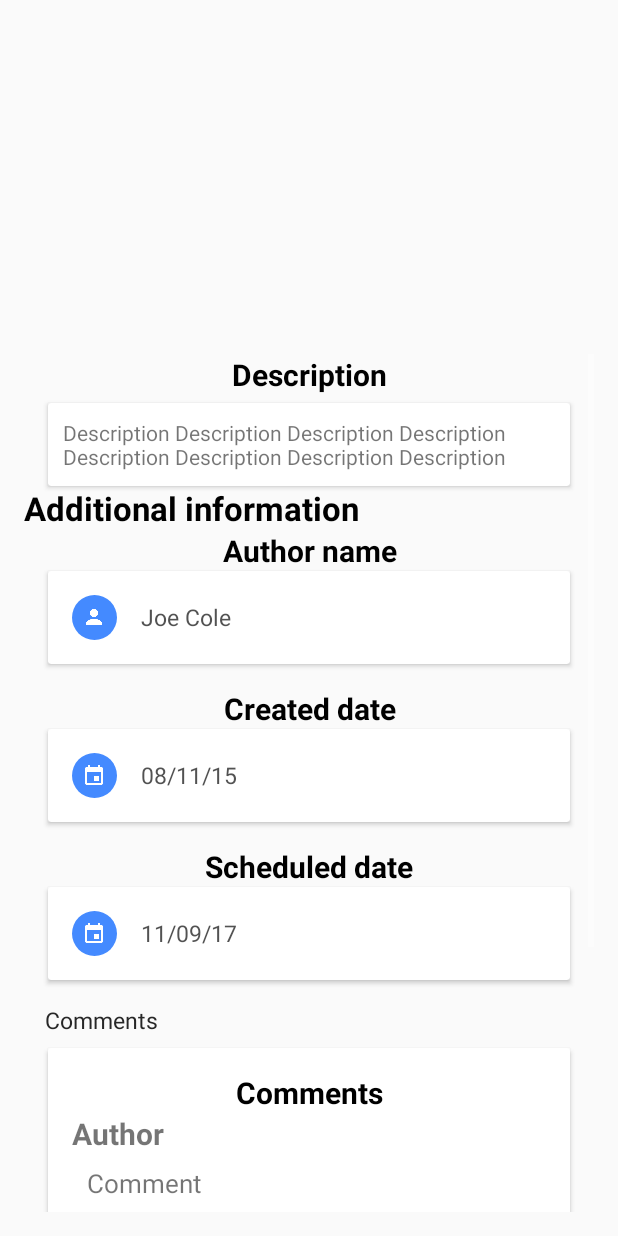
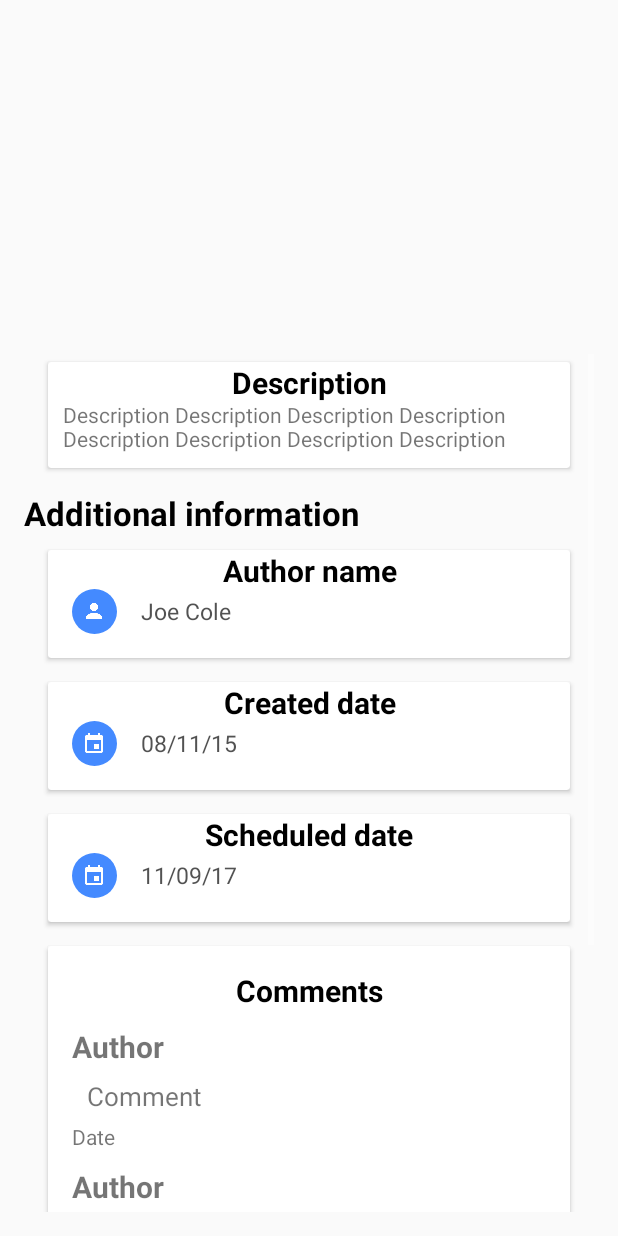
Before and after one commit to syniuhin/EventKicker-Android, an Android app: the layout content_event_page.xml on its own in the app's theme, with its tools: preview values and no code run, on a phone screen of 412 x 824 dp. Run offline under Robolectric (Android 15) with nearby library versions, the phone set to English and light mode, and no system bars.

Commit message:
Likes added + layout fixes.

```diff
--- a/app/src/main/java/com/example/limethecoder/eventkicker/MainActivity.java
+++ b/app/src/main/java/com/example/limethecoder/eventkicker/MainActivity.java
@@ -46,7 +46,7 @@ public class MainActivity extends AppCompatActivity implements View.OnClickListe
 
         super.onCreate(savedInstanceState);
 
-        startActivity(new Intent(this, EventList.class));
+        //startActivity(new Intent(this, EventList.class));
 
       // startActivity(new Intent(this, UserPage.class).putExtra("id", 9));
 
--- a/app/src/main/res/layout/content_event_page.xml
+++ b/app/src/main/res/layout/content_event_page.xml
@@ -22,12 +22,6 @@
                       android:layout_height="wrap_content"
                       android:orientation="vertical">
 
-            <TextView
-                    android:layout_width="match_parent"
-                    android:layout_height="wrap_content"
-                    android:text="Description"
-                    style="@style/CardViewHeader"/>
-
             <android.support.v7.widget.CardView
                     android:layout_width="match_parent"
                     android:layout_height="wrap_content"
@@ -38,7 +32,14 @@
                 <TextView
                         android:layout_width="match_parent"
                         android:layout_height="wrap_content"
+                        android:text="Description"
+                        style="@style/CardViewHeader"/>
+
+                <TextView
+                        android:layout_width="match_parent"
+                        android:layout_height="wrap_content"
                         android:id="@+id/event_descr"
+                        android:layout_marginTop="15dp"
                         android:text="Description Description Description Description Description Description Description Description"
                         android:padding="10dp"/>
 
@@ -49,8 +50,17 @@
                     android:layout_height="wrap_content"
                     android:text="Additional information"
                     style="@style/CardViewHeader"
+                    android:layout_marginTop="15dp"
                     android:textSize="22sp"
                     android:gravity="left"/>
+
+            <android.support.v7.widget.CardView
+                    android:layout_width="match_parent"
+                    android:layout_height="wrap_content"
+                    android:layout_marginTop="10dp"
+                    android:layout_marginBottom="16dp"
+                    android:layout_marginLeft="16dp"
+                    android:layout_marginRight="16dp">
 
                 <TextView
                         android:layout_width="match_parent"
@@ -59,16 +69,10 @@
                         android:id="@+id/author_name"
                         style="@style/CardViewHeader"/>
 
-            <android.support.v7.widget.CardView
-                    android:layout_width="match_parent"
-                    android:layout_height="wrap_content"
-                    android:layout_marginBottom="16dp"
-                    android:layout_marginLeft="16dp"
-                    android:layout_marginRight="16dp">
-
                 <LinearLayout
                         android:layout_width="match_parent"
                         android:layout_height="wrap_content"
+                        android:layout_marginTop="10dp"
                         android:padding="16dp">
 
                     <FrameLayout
@@ -100,12 +104,6 @@
 
             </android.support.v7.widget.CardView>
 
-            <TextView
-                    android:layout_width="match_parent"
-                    android:layout_height="wrap_content"
-                    android:text="Created date"
-                    style="@style/CardViewHeader"/>
-
             <android.support.v7.widget.CardView
                     android:layout_width="match_parent"
                     android:layout_height="wrap_content"
@@ -113,9 +111,16 @@
                     android:layout_marginLeft="16dp"
                     android:layout_marginRight="16dp">
 
+                <TextView
+                        android:layout_width="match_parent"
+                        android:layout_height="wrap_content"
+                        android:text="Created date"
+                        style="@style/CardViewHeader"/>
+
                 <LinearLayout
                         android:layout_width="match_parent"
                         android:layout_height="wrap_content"
+                        android:layout_marginTop="10dp"
                         android:padding="16dp">
 
                     <FrameLayout
@@ -147,12 +152,6 @@
 
             </android.support.v7.widget.CardView>
 
-            <TextView
-                    android:layout_width="match_parent"
-                    android:layout_height="wrap_content"
-                    android:text="Scheduled date"
-                    style="@style/CardViewHeader"/>
-
             <android.support.v7.widget.CardView
                     android:layout_width="match_parent"
                     android:layout_height="wrap_content"
@@ -160,9 +159,16 @@
                     android:layout_marginLeft="16dp"
                     android:layout_marginRight="16dp">
 
+                <TextView
+                        android:layout_width="match_parent"
+                        android:layout_height="wrap_content"
+                        android:text="Scheduled date"
+                        style="@style/CardViewHeader"/>
+
                 <LinearLayout
                         android:layout_width="match_parent"
                         android:layout_height="wrap_content"
+                        android:layout_marginTop="10dp"
                         android:padding="16dp">
 
                     <FrameLayout
@@ -194,17 +200,6 @@
 
             </android.support.v7.widget.CardView>
 
-            <TextView
-                    android:layout_width="match_parent"
-                    android:layout_height="wrap_content"
-                    android:text="Comments"
-                    android:textSize="15sp"
-                    android:layout_gravity="center"
-                    android:layout_marginBottom="8dp"
-                    android:layout_marginLeft="14dp"
-                    android:layout_marginRight="14dp"
-                    android:textColor="#ff272727"/>
-
             <android.support.v7.widget.CardView
                     android:layout_width="match_parent"
                     android:layout_height="wrap_content"
@@ -223,9 +218,11 @@
                               android:text="Comments"
                               style="@style/CardViewHeader"/>
 
-                    <LinearLayout xmlns:android="http://schemas.android.com/apk/res/android"
+                    <LinearLayout
+                            xmlns:android="http://schemas.android.com/apk/res/android"
                             android:layout_width="match_parent"
                             android:layout_height="wrap_content"
+                            android:layout_marginTop="10dp"
                             android:orientation="vertical">
 
 
@@ -237,7 +234,7 @@
                                   android:textSize="20sp"
                                   android:gravity="center_vertical"
                                   android:textStyle="bold"
-                                  android:text = "Author">
+                                  android:text="Author">
                         </TextView>
 
                         <TextView android:layout_width="wrap_content"
@@ -247,7 +244,7 @@
                                   android:layout_marginTop="7dp"
                                   android:layout_marginLeft="10dp"
                                   android:textSize="17sp"
-                                  android:text = "Comment">
+                                  android:text="Comment">
                         </TextView>
 
 
@@ -255,12 +252,13 @@
                                   android:layout_height="wrap_content"
                                   android:id="@+id/comment_date"
                                   android:layout_marginTop="5dp"
-                                  android:text = "Date">
+                                  android:text="Date">
                         </TextView>
 
                     </LinearLayout>
 
-                    <LinearLayout xmlns:android="http://schemas.android.com/apk/res/android"
+                    <LinearLayout
+                            xmlns:android="http://schemas.android.com/apk/res/android"
                             android:layout_width="match_parent"
                             android:layout_height="wrap_content"
                             android:orientation="vertical"
@@ -275,17 +273,17 @@
                                   android:textSize="20sp"
                                   android:gravity="center_vertical"
                                   android:textStyle="bold"
-                                  android:text = "Author">
+                                  android:text="Author">
                         </TextView>
 
                         <TextView android:layout_width="wrap_content"
                                   android:layout_height="wrap_content"
                                   android:id="@+id/comment_content2"
                                   android:maxLines="4"
-                                  android:layout_marginTop="7dp"
+                                  android:layout_marginTop="10dp"
                                   android:layout_marginLeft="10dp"
                                   android:textSize="17sp"
-                                  android:text = "Comment">
+                                  android:text="Comment">
                         </TextView>
 
 
@@ -293,12 +291,13 @@
                                   android:layout_height="wrap_content"
                                   android:id="@+id/comment_date2"
                                   android:layout_marginTop="5dp"
-                                  android:text = "Date">
+                                  android:text="Date">
                         </TextView>
 
                     </LinearLayout>
 
-                    <LinearLayout xmlns:android="http://schemas.android.com/apk/res/android"
+                    <LinearLayout
+                            xmlns:android="http://schemas.android.com/apk/res/android"
                             android:layout_width="match_parent"
                             android:layout_height="wrap_content"
                             android:orientation="vertical"
@@ -313,7 +312,7 @@
                                   android:textSize="20sp"
                                   android:gravity="center_vertical"
                                   android:textStyle="bold"
-                                  android:text = "Author">
+                                  android:text="Author">
                         </TextView>
 
                         <TextView android:layout_width="wrap_content"
@@ -323,7 +322,7 @@
                                   android:layout_marginTop="7dp"
                                   android:layout_marginLeft="10dp"
                                   android:textSize="17sp"
-                                  android:text = "Comment">
+                                  android:text="Comment">
                         </TextView>
 
 
@@ -331,7 +330,7 @@
                                   android:layout_height="wrap_content"
                                   android:id="@+id/comment_date3"
                                   android:layout_marginTop="5dp"
-                                  android:text = "Date">
+                                  android:text="Date">
                         </TextView>
 
                     </LinearLayout>
@@ -346,6 +345,13 @@
                 </LinearLayout>
 
             </android.support.v7.widget.CardView>
+
+                <Button android:layout_width="match_parent"
+                        android:layout_height="wrap_content"
+                        android:id="@+id/likes_button"
+                        android:layout_marginTop="10dp"
+                        android:text="Like"/>
+
         </LinearLayout>
     </ScrollView>
 </LinearLayout>
```
Also changed, not shown: app/src/main/java/com/example/limethecoder/eventkicker/EventPageActivity.java (+88 -16 lines), app/src/main/java/com/example/limethecoder/eventkicker/LoginActivity.java (+6 -1 lines), app/src/main/java/com/example/limethecoder/eventkicker/ServiceManager.java (+21 -9 lines), app/src/main/java/com/example/limethecoder/eventkicker/model/Like.java (added, +9 -0 lines), app/src/main/res/layout/content_user_page.xml (+5 -7 lines). Lines whose indentation alone changed are shown as unchanged.
